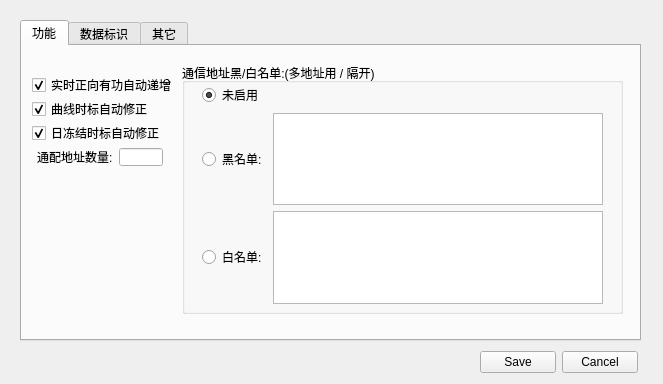
Before: the Qt Designer form UI_Meter698_config.ui in yuani520/Meter698-45Simulator, drawn with Qt 5.
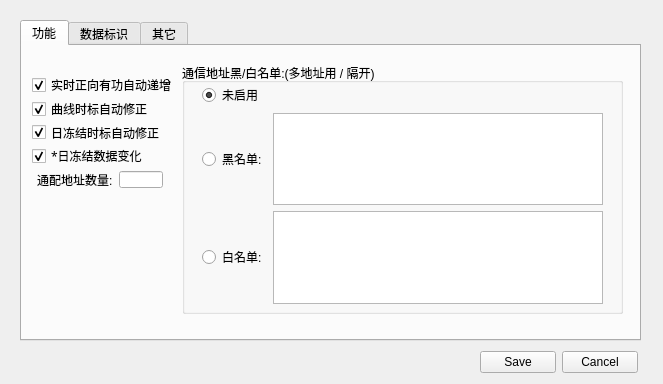
After: the same form once the commit is applied. The open tabs and pages were chosen to show the change.

Patch:
```diff
--- a/UI_Meter698_config.ui
+++ b/UI_Meter698_config.ui
@@ -56,7 +56,7 @@
        <x>10</x>
        <y>30</y>
        <width>145</width>
-       <height>90</height>
+       <height>112</height>
       </rect>
      </property>
      <layout class="QVBoxLayout" name="verticalLayout">
@@ -102,6 +102,44 @@
         </property>
        </widget>
       </item>
+      <item>
+       <widget class="QCheckBox" name="checkBox_4">
+        <property name="font">
+         <font>
+          <family>Algerian</family>
+          <weight>50</weight>
+          <italic>false</italic>
+          <bold>false</bold>
+          <underline>false</underline>
+          <strikeout>false</strikeout>
+         </font>
+        </property>
+        <property name="cursor">
+         <cursorShape>ArrowCursor</cursorShape>
+        </property>
+        <property name="toolTip">
+         <string/>
+        </property>
+        <property name="whatsThis">
+         <string/>
+        </property>
+        <property name="layoutDirection">
+         <enum>Qt::LeftToRight</enum>
+        </property>
+        <property name="text">
+         <string>*日冻结数据变化</string>
+        </property>
+        <property name="checked">
+         <bool>true</bool>
+        </property>
+        <property name="autoRepeat">
+         <bool>false</bool>
+        </property>
+        <property name="tristate">
+         <bool>false</bool>
+        </property>
+       </widget>
+      </item>
       <item>
        <layout class="QHBoxLayout" name="horizontalLayout_5">
         <property name="leftMargin">
```
Left out of the diff: 4 changed lines with no effect on the pictures.
